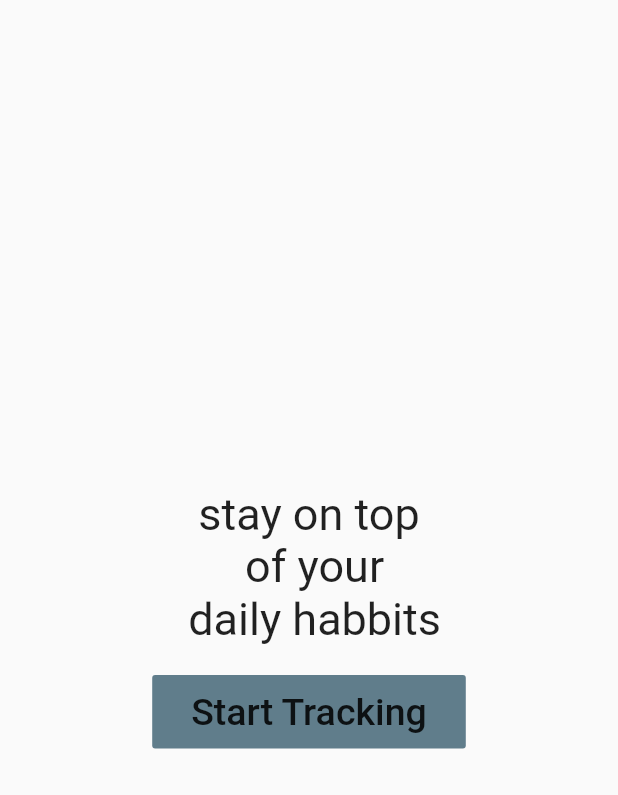
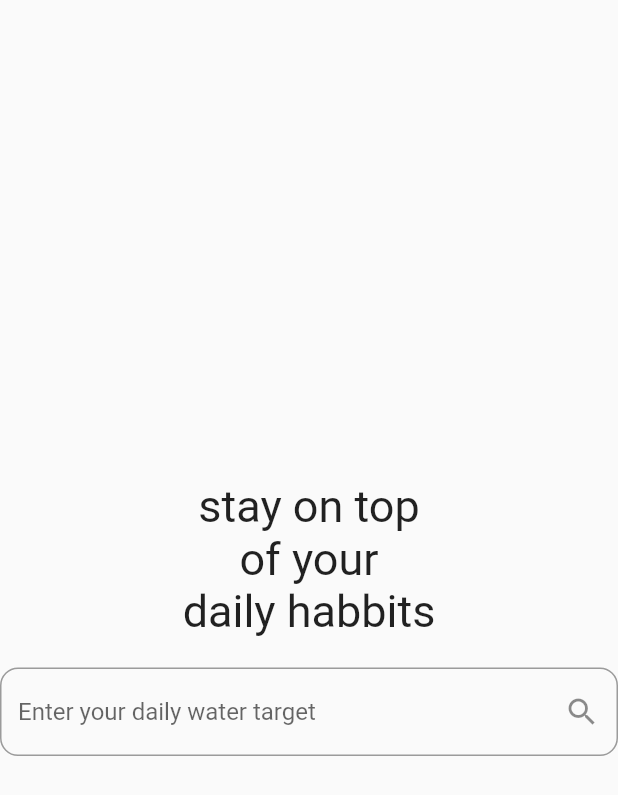
Before and after one commit to santiagoBaro/DailyCounterApp, a Flutter app: the InitialLandingPage widget shown alone on an empty page, opened directly, on a phone screen of 412 x 824 dp. Shown: the top 795 px of the screen. Run offline on Flutter 3.47's test engine with Material 2 defaults, Android fonts, the phone set to English and light mode, and no system bars; our stand-ins replace bloc, charts_flutter, equatable, flutter_bloc, hydrated_bloc; missing offline and left inert: flutter_rounded_progress_bar; generated files the repository leaves out were written again; statements that could not run were skipped.

Commit message:
added intake history and personalize users water target

```diff
--- a/lib/bloc/daily_counter_event.dart
+++ b/lib/bloc/daily_counter_event.dart
@@ -14,7 +14,11 @@ class LoadNewDate extends DailyCounterEvent {
   LoadNewDate(this.oldValues) : super([oldValues]);
 }
 
-class InitializeValues extends DailyCounterEvent {}
+class InitializeValues extends DailyCounterEvent {
+  final int dailyWaterTarget;
+
+  InitializeValues(this.dailyWaterTarget) : super([dailyWaterTarget]);
+}
 
 class AddWater extends DailyCounterEvent {
   final int ammount;
--- a/lib/model/day_values.dart
+++ b/lib/model/day_values.dart
@@ -8,6 +8,7 @@ part 'day_values.g.dart';
 
 @JsonSerializable()
 class DayValues extends Equatable {
+  final int dailyWaterTarget;
   final String day;
   final int waterIntake;
   final int carbsIntake;
@@ -15,6 +16,7 @@ class DayValues extends Equatable {
   final List<ChartValue> carbsIntakeLastWeek;
 
   DayValues({
+    @required this.dailyWaterTarget,
     @required this.day,
     @required this.waterIntake,
     @required this.carbsIntake,
@@ -23,7 +25,7 @@ class DayValues extends Equatable {
   });
 
   double waterIntakePerc() {
-    return waterIntake * 100 / 3500;
+    return waterIntake * 100 / dailyWaterTarget;
   }
 
   double carbsIntakePerc() {
--- a/lib/pages/initial_landing_page.dart
+++ b/lib/pages/initial_landing_page.dart
@@ -1,4 +1,5 @@
 import 'package:flutter/material.dart';
+import 'package:flutter/services.dart';
 import 'package:flutter_bloc/flutter_bloc.dart';
 
 import '../bloc/bloc.dart';
@@ -20,7 +21,7 @@ class _InitialLandingPageState extends State<InitialLandingPage> {
         children: <Widget>[
           Center(
             child: Text(
-              'stay on top\n of your\n daily habbits',
+              'stay on top\nof your\ndaily habbits',
               style: TextStyle(fontSize: 30),
               textAlign: TextAlign.center,
             ),
@@ -29,24 +30,46 @@ class _InitialLandingPageState extends State<InitialLandingPage> {
             height: 20,
           ),
           Center(
-            child: FlatButton(
-              onPressed: () {
-                BlocProvider.of<DailyCounterBloc>(context)
-                    .dispatch(InitializeValues());
-              },
-              child: Padding(
-                padding: const EdgeInsets.all(10.0),
-                child: Text(
-                  'Start Tracking',
-                  style: TextStyle(fontSize: 25),
-                ),
+            child: TextField(
+              onSubmitted: submitWaterIntake,
+              textInputAction: TextInputAction.search,
+              decoration: InputDecoration(
+                hintText: "Enter your daily water target",
+                border:
+                    OutlineInputBorder(borderRadius: BorderRadius.circular(12)),
+                suffixIcon: Icon(Icons.search),
               ),
-              color: Colors.blueGrey,
+              keyboardType: TextInputType.number,
+              inputFormatters: <TextInputFormatter>[
+                WhitelistingTextInputFormatter.digitsOnly
+              ],
             ),
+            // FlatButton(
+            //   onPressed: () {
+            //     BlocProvider.of<DailyCounterBloc>(context)
+            //         .dispatch(InitializeValues());
+            //   },
+            //   child: Padding(
+            //     padding: const EdgeInsets.all(10.0),
+            //     child: Text(
+            //       'Start Tracking',
+            //       style: TextStyle(fontSize: 25),
+            //     ),
+            //   ),
+            //   color: Colors.blueGrey,
+            // ),
           ),
         ],
         mainAxisAlignment: MainAxisAlignment.center,
       ),
     );
   }
+
+  void submitWaterIntake(String dailyWaterTarget) {
+    // Get the Bloc using the BlocProvider
+
+    final weatherBloc = BlocProvider.of<DailyCounterBloc>(context);
+    // Initiate getting the weather
+    weatherBloc.dispatch(InitializeValues(int.parse(dailyWaterTarget)));
+  }
 }
```
Also changed, not shown: lib/bloc/daily_counter_bloc.dart (+8 -2 lines), lib/main.dart (+9 -1 lines), lib/pages/landing_page.dart (+11 -3 lines), lib/model/day_values.g.dart.
